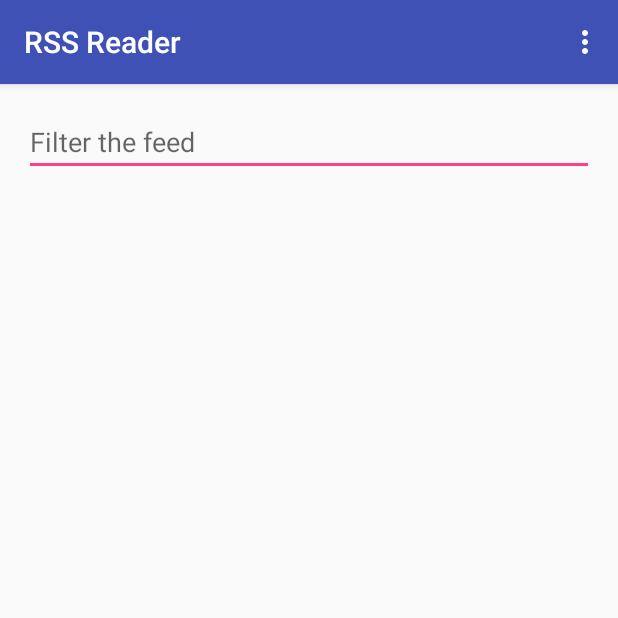
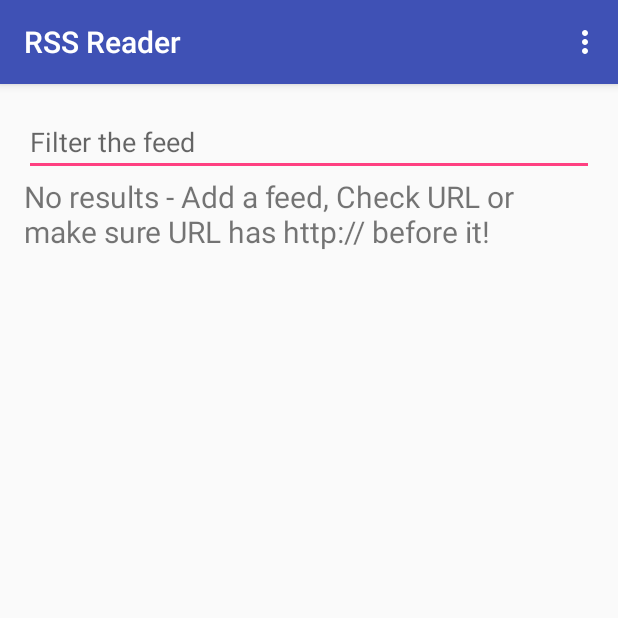
Before and after one commit to ACD7/CM3019Courseowrk, an Android app: the screen it shows after launch (MainActivity), on a phone screen of 412 x 824 dp, the top half of it. Run offline under Robolectric (Android 15) with nearby library versions, the phone set to English and light mode, and no system bars.

Commit message:
Added Comments, Fixed Bugs

```diff
--- a/app/src/main/java/andrewduncan1200974/cm3019courseowrk/FeedChannel.java
+++ b/app/src/main/java/andrewduncan1200974/cm3019courseowrk/FeedChannel.java
@@ -1,10 +1,13 @@
 package andrewduncan1200974.cm3019courseowrk;
 
 /**
- * Created by Andrew on 23/04/2016.
+ * Class which stores the information from the Settings page.
+ * Created by Andrew Duncan on 23/04/2016.
  */
 public class FeedChannel {
+    //URL of Website
     private String mUrl;
+    //Users Description of website
     private String mDescription;
 
     public FeedChannel(String url, String description) {
--- a/app/src/main/java/andrewduncan1200974/cm3019courseowrk/MainActivity.java
+++ b/app/src/main/java/andrewduncan1200974/cm3019courseowrk/MainActivity.java
@@ -10,6 +10,7 @@ import android.view.Menu;
 import android.view.MenuItem;
 import android.widget.EditText;
 import android.widget.ListView;
+import android.widget.TextView;
 
 import java.util.ArrayList;
 
@@ -35,6 +36,7 @@ public class MainActivity extends AppCompatActivity {
         Toolbar toolbar = (Toolbar) findViewById(R.id.toolbar);
         setSupportActionBar(toolbar);
 
+        //Get search bar object
         filterEt = (EditText)findViewById(R.id.filter_query_et);
         filterEt.addTextChangedListener(new TextWatcher() {
             @Override
@@ -47,6 +49,7 @@ public class MainActivity extends AppCompatActivity {
 
             }
 
+            //Update MyAdapter when a search query is inserted, this will refresh the List of feedItems
             @Override
             public void afterTextChanged(Editable s) {
                 MyAdapter adapter = (MyAdapter) listView.getAdapter();
@@ -54,6 +57,9 @@ public class MainActivity extends AppCompatActivity {
             }
         });
         listView = (ListView) findViewById(R.id.list_view);
+        //If No feeds exist, show the error string.
+        TextView emptyText = (TextView)findViewById(R.id.textView);
+        listView.setEmptyView(emptyText);
         ReadRss readRss = new ReadRss(this, listView);
         readRss.execute();
     }
@@ -65,6 +71,7 @@ public class MainActivity extends AppCompatActivity {
         return true;
     }
 
+    //Change activity to the Preference activity or home activity when clicked from the dropdown menu
     @Override
     public boolean onOptionsItemSelected(MenuItem item) {
         // Handle action bar item clicks here. The action bar will
@@ -72,9 +79,14 @@ public class MainActivity extends AppCompatActivity {
         // as you specify a parent activity in AndroidManifest.xml.
         int id = item.getItemId();
 
-        //noinspection SimplifiableIfStatement
         if (id == R.id.action_settings) {
             Intent intent = new Intent(this, PreferencesActivity.class);
+            startActivityForResult(intent, REQ_MODIFY_FEEDS);
+            return true;
+        }
+
+        if (id == R.id.action_home) {
+            Intent intent = new Intent(this, MainActivity.class);
             startActivityForResult(intent, REQ_MODIFY_FEEDS);
             return true;
         }
--- a/app/src/main/java/andrewduncan1200974/cm3019courseowrk/NewsDetails.java
+++ b/app/src/main/java/andrewduncan1200974/cm3019courseowrk/NewsDetails.java
@@ -8,6 +8,7 @@ import android.support.v7.widget.Toolbar;
 import android.view.View;
 import android.webkit.WebView;
 
+//This class allows the user to click on a item in the ListView and load the full article.
 public class NewsDetails extends AppCompatActivity {
 WebView webView;
     @Override
--- a/app/src/main/java/andrewduncan1200974/cm3019courseowrk/ReadRss.java
+++ b/app/src/main/java/andrewduncan1200974/cm3019courseowrk/ReadRss.java
@@ -36,26 +36,24 @@ import javax.xml.parsers.DocumentBuilder;
 import javax.xml.parsers.DocumentBuilderFactory;
 
 /**
+ * This class will process all of the URL's and will also Read the RSS data from xml.
  * Created by Andrew on 22/04/2016.
  */
 public class ReadRss extends AsyncTask<Void, Void, Void> {
+
     Activity context;
-    private ArrayAdapter<FeedItem> mAdapter;
-    //String[] addresses = {"http://feeds.bbci.co.uk/news/world/rss.xml"/*};*/, "http://www.channel4.com/news/uk/rss"};
     List<String> addresses;
     ProgressDialog progressDialog;
     URL url;
     ArrayList<FeedItem> feedItems;
     ListView listView;
 
-    private static final int LOADER_ID = 1;
-    // The callbacks through which we will interact with the LoaderManager.
-    private LoaderManager.LoaderCallbacks<List<FeedItem>> mCallbacks;
-    private LoaderManager mLoaderManager;
 
     public ReadRss(Activity context, ListView listView){
+        //Getting the list of URL's from SharedPreferences
         Map<String, ?> allKeyValues = PreferenceManager.getDefaultSharedPreferences(context).getAll();
         Iterator<String> urlsIterator = allKeyValues.keySet().iterator();
+        //Creating a list of URL strings
         addresses = new ArrayList<>();
         while (urlsIterator.hasNext())
             addresses.add(urlsIterator.next());
@@ -74,37 +72,49 @@ public class ReadRss extends AsyncTask<Void, Void, Void> {
     protected void onPostExecute(Void aVoid) {
         super.onPostExecute(aVoid);
         progressDialog.dismiss();
+        //Call and set MyAdapter, giving it the Activuty context and List of FeedItems
         MyAdapter adapter = new MyAdapter(context, feedItems);
         listView.setAdapter(adapter);
+        //Allows the listView item to be clicked, this will take you to full article on website
         listView.setOnItemClickListener(new AdapterView.OnItemClickListener() {
             public void onItemClick(AdapterView<?> a, View v, int position, long id) {
                 final FeedItem current = feedItems.get(position);
+                //start NewsDetails Activity
                 Intent intent = new Intent(context, NewsDetails.class);
                 intent.putExtra("Link", current.getLink());
                 context.startActivity(intent);
             }
         });
     }
+
+    /*For each XML Document in the ArrayList returned from getData() call the ProcessXml method to
+      return the information rrom that xml file in a meaningful way.
+     */
     @Override
     protected Void doInBackground(Void... params) {
         feedItems = new ArrayList<>();
-        for (Document url: GetData()) {
-            ProcessXml(url);
-        }
+
+            for (Document url : GetData()) {
+                ProcessXml(url);
+            }
         return null;
     }
 
+    //This method will parse all of the xml data into usable information.
     private void ProcessXml(Document data) {
         if(data!=null) {
 
            org.w3c.dom.Element root=data.getDocumentElement();
             Node channel = root.getChildNodes().item(1);
             NodeList items=channel.getChildNodes();
+            //retrieve all inforamtion surrounded within <Item> tags
             for(int i=0; i<items.getLength(); i++){
                 Node currentchild=items.item(i);
                 if(currentchild.getNodeName().equalsIgnoreCase("item")){
+                    //Create new feed item object.
                     FeedItem item = new FeedItem();
                     NodeList itemchilds = currentchild.getChildNodes();
+                    //for each item in the xml file, return its title, description, publication date and url
                     for(int j=0; j < itemchilds.getLength(); j++){
                         Node current = itemchilds.item(j);
                         if(current.getNodeName().equalsIgnoreCase("title")){
@@ -117,7 +127,9 @@ public class ReadRss extends AsyncTask<Void, Void, Void> {
                             item.setLink(current.getTextContent());
                         }
                     }
+                    //Adding FeedItems into the feedItems arrayList
                     feedItems.add(item);
+                    //Testing which shows the information in the log
                     Log.d("itemTitle", item.getTitle());
                     Log.d("itemDescription", item.getDescription());
                     Log.d("itemLink", item.getLink());
@@ -129,21 +141,26 @@ public class ReadRss extends AsyncTask<Void, Void, Void> {
 
     public ArrayList<Document> GetData(){
         ArrayList<Document> urls = new ArrayList<>();
+        //Loop through all URL's taken from sharedPreferences
         for(int i = 0; i < addresses.size(); i++){
             try {
+                //Connect to website and retrieve all XML info
                 url = new URL(addresses.get(i));
                 HttpURLConnection connection = (HttpURLConnection) url.openConnection();
                 connection.setRequestMethod("GET");
+                //Add all XML info into a Document
                 InputStream inputStream = connection.getInputStream();
                 DocumentBuilderFactory builderFactory=DocumentBuilderFactory.newInstance();
                 DocumentBuilder builder = builderFactory.newDocumentBuilder();
                 Document xmlDoc = builder.parse(inputStream);
+                //Add this document to the ArrayList of XML Documents.
                 urls.add(xmlDoc);
             } catch (Exception e) {
+                //this will trigger if a bad url was added, and it will continue the for loop.
                 e.printStackTrace();
-                return null;
             }
         }
+        //return ArrayList of XML Documents so the can be parsed by ProcessXML()
         return urls;
     }
 
--- a/app/src/main/res/layout/content_main.xml
+++ b/app/src/main/res/layout/content_main.xml
@@ -32,4 +32,15 @@
         android:background="#ffffff"
         android:cacheColorHint="#00000000"/>
 
+    <!--  if list is empty -->
+    <TextView
+        android:id="@+id/textView"
+        android:layout_width="match_parent"
+        android:layout_height="wrap_content"
+        android:text="@string/no_results"
+        android:layout_below="@+id/filter_query_et"
+        android:textSize="20sp"
+        android:layout_alignParentStart="true">
+    </TextView>
+
 </RelativeLayout>
--- a/app/src/main/res/menu/menu_main.xml
+++ b/app/src/main/res/menu/menu_main.xml
@@ -2,6 +2,13 @@
     xmlns:app="http://schemas.android.com/apk/res-auto"
     xmlns:tools="http://schemas.android.com/tools"
     tools:context="andrewduncan1200974.cm3019courseowrk.MainActivity">
+
+    <item
+        android:id="@+id/action_home"
+        android:orderInCategory="100"
+        android:title="@string/action_home"
+        app:showAsAction="never" />
+
     <item
         android:id="@+id/action_settings"
         android:orderInCategory="100"
--- a/app/src/main/res/values/strings.xml
+++ b/app/src/main/res/values/strings.xml
@@ -1,8 +1,9 @@
 <resources>
     <string name="app_name">RSS Reader</string>
+    <string name="action_home">Home</string>
     <string name="action_settings">Settings</string>
     <string name="no_results">
-        No results - check URL; check RSS xml is well-formed; maybe still loading feed
+        No results - Add a feed, Check URL or make sure URL has http:// before it!
     </string>
     <string name="search">Search</string>
     <string name="title_activity_news_details">NewsDetails</string>
@@ -12,4 +13,5 @@
     <string name="empty_url_error">The url cannot be empty</string>
     <string name="limit_reached_error">You can only have 10 feed channels at a time</string>
     <string name="filter_hint">Filter the feed</string>
+    <string name="empty_description_error">Please add a description</string>
 </resources>
```
Also changed, not shown: app/src/main/java/andrewduncan1200974/cm3019courseowrk/FeedItem.java (+7 -1 lines), app/src/main/java/andrewduncan1200974/cm3019courseowrk/MyAdapter.java (+9 -1 lines), app/src/main/java/andrewduncan1200974/cm3019courseowrk/PreferencesActivity.java (+54 -3 lines).
